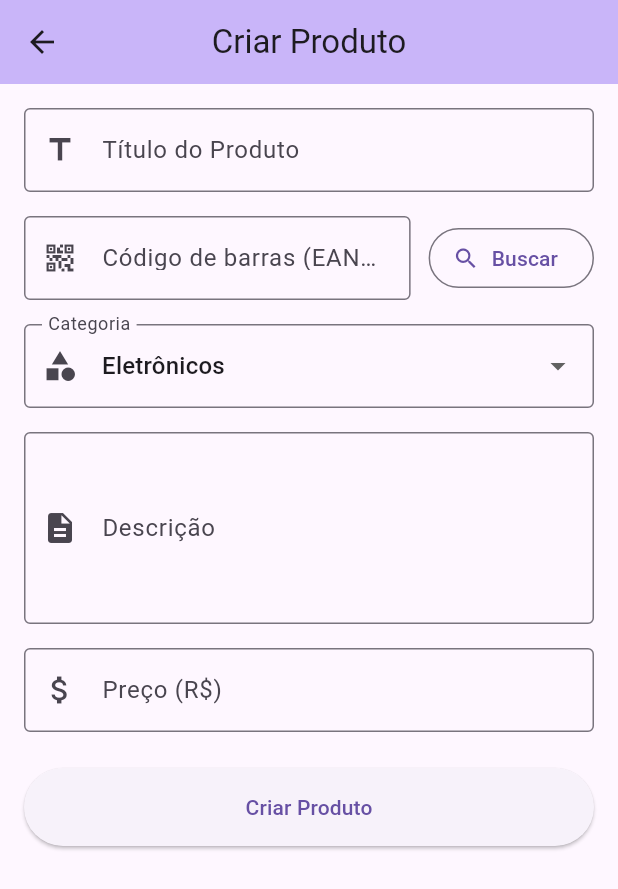
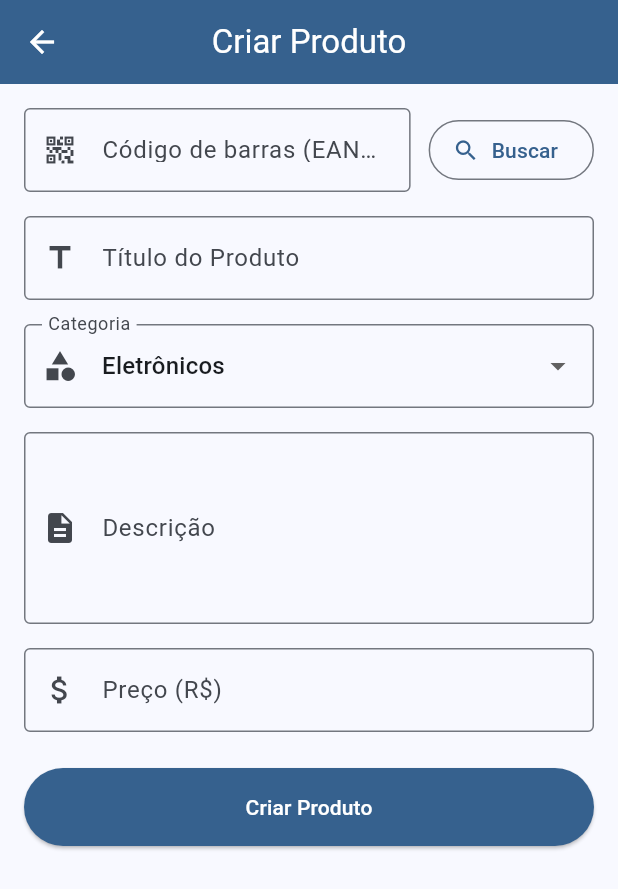
Before and after one commit to joseaugustoaquino/inventory_manager, a Flutter app: the AdsListScreen screen opened by its route, after a tap on the "add" icon, on a phone screen of 412 x 824 dp. Shown: the top 889 px of the screen. Run offline on Flutter 3.47's test engine with Material 3 defaults, Android fonts, the phone set to English and light mode, and no system bars; our stand-ins replace cloud_firestore, email_validator, firebase_auth, firebase_core; accounts and stored records are empty.

Commit message:
refactor: color feature implementation

```diff
--- a/lib/screens/about_screen.dart
+++ b/lib/screens/about_screen.dart
@@ -8,8 +8,8 @@ class AboutScreen extends StatelessWidget {
     return Scaffold(
       appBar: AppBar(
         title: const Text('Sobre'),
-        backgroundColor: Colors.blue,
-        foregroundColor: Colors.white,
+        backgroundColor: Theme.of(context).colorScheme.primary,
+        foregroundColor: Theme.of(context).colorScheme.onPrimary,
       ),
       body: SingleChildScrollView(
         padding: const EdgeInsets.all(24.0),
--- a/lib/screens/ads_list_screen.dart
+++ b/lib/screens/ads_list_screen.dart
@@ -24,8 +24,8 @@ class AdsListScreen extends StatelessWidget {
     return Scaffold(
       appBar: AppBar(
         title: const Text('Lista de Produtos'),
-        backgroundColor: Colors.blue,
-        foregroundColor: Colors.white,
+        backgroundColor: Theme.of(context).colorScheme.primary,
+        foregroundColor: Theme.of(context).colorScheme.onPrimary,
         actions: [
           IconButton(
             icon: const Icon(Icons.search),
--- a/lib/screens/create_ad_screen.dart
+++ b/lib/screens/create_ad_screen.dart
@@ -131,34 +131,29 @@ class _CreateAdScreenState extends State<CreateAdScreen> {
     return Scaffold(
       appBar: AppBar(
         title: const Text('Criar Produto'),
-        backgroundColor: Theme.of(context).colorScheme.inversePrimary,
+        backgroundColor: Theme.of(context).colorScheme.primary,
+        foregroundColor: Theme.of(context).colorScheme.onPrimary,
       ),
-      body: Padding(
+      body: SingleChildScrollView(
+        child: Center(
+          child: ConstrainedBox(
+            constraints: const BoxConstraints(maxWidth: 600),
+            child: Padding(
               padding: const EdgeInsets.all(16.0),
-        child: Form(
+              child: _body(context),
+            ),
+          ),
+        ),
+      ),
+    );
+  }
+
+  Widget _body(BuildContext context) {
+    return Form(
       key: _formKey,
-          child: SingleChildScrollView(
       child: Column(
         crossAxisAlignment: CrossAxisAlignment.stretch,
         children: [
-                TextFormField(
-                  controller: _titleController,
-                  decoration: const InputDecoration(
-                    labelText: 'Título do Produto',
-                    border: OutlineInputBorder(),
-                    prefixIcon: Icon(Icons.title),
-                  ),
-                  validator: (value) {
-                    if (value == null || value.isEmpty) {
-                      return 'Por favor, insira um título';
-                    }
-                    if (value.length < 5) {
-                      return 'Título deve ter pelo menos 5 caracteres';
-                    }
-                    return null;
-                  },
-                ),
-                const SizedBox(height: 16),
           Row(
             children: [
               Expanded(
@@ -180,6 +175,24 @@ class _CreateAdScreenState extends State<CreateAdScreen> {
                 label: const Text('Buscar'),
               ),
             ],
+          ),
+          const SizedBox(height: 16),
+          TextFormField(
+            controller: _titleController,
+            decoration: const InputDecoration(
+              labelText: 'Título do Produto',
+              border: OutlineInputBorder(),
+              prefixIcon: Icon(Icons.title),
+            ),
+            validator: (value) {
+              if (value == null || value.isEmpty) {
+                return 'Por favor, insira um título';
+              }
+              if (value.length < 5) {
+                return 'Título deve ter pelo menos 5 caracteres';
+              }
+              return null;
+            },
           ),
           const SizedBox(height: 16),
           DropdownButtonFormField<String>(
@@ -252,9 +265,6 @@ class _CreateAdScreenState extends State<CreateAdScreen> {
           ),
         ],
       ),
-          ),
-        ),
-      ),
     );
   }
 }
--- a/lib/screens/favorites_screen.dart
+++ b/lib/screens/favorites_screen.dart
@@ -27,8 +27,8 @@ class _FavoritesScreenState extends State<FavoritesScreen> {
     return Scaffold(
       appBar: AppBar(
         title: const Text('Meus Favoritos'),
-        backgroundColor: Colors.red,
-        foregroundColor: Colors.white,
+        backgroundColor: Theme.of(context).colorScheme.primary,
+        foregroundColor: Theme.of(context).colorScheme.onPrimary,
         actions: [
           StreamBuilder<QuerySnapshot<Map<String, dynamic>>>(
             stream: favsStream,
--- a/lib/screens/forgot_password_screen.dart
+++ b/lib/screens/forgot_password_screen.dart
@@ -51,9 +51,9 @@ class _ForgotPasswordScreenState extends State<ForgotPasswordScreen> {
       backgroundColor: Colors.white,
       appBar: AppBar(
         title: const Text('Recuperar Senha'),
-        backgroundColor: Colors.transparent,
         elevation: 0,
-        foregroundColor: Colors.blue,
+        backgroundColor: Theme.of(context).colorScheme.primary,
+        foregroundColor: Theme.of(context).colorScheme.onPrimary,
       ),
       body: SafeArea(
         child: SingleChildScrollView(
--- a/lib/screens/home_screen.dart
+++ b/lib/screens/home_screen.dart
@@ -77,7 +77,8 @@ class HomePage extends StatelessWidget {
     return Scaffold(
       appBar: AppBar(
         title: const Text('Início'),
-        backgroundColor: Theme.of(context).colorScheme.inversePrimary,
+        backgroundColor: Theme.of(context).colorScheme.primary,
+        foregroundColor: Theme.of(context).colorScheme.onPrimary,
         actions: [
           IconButton(
             icon: const Icon(Icons.info),
--- a/lib/screens/register_screen.dart
+++ b/lib/screens/register_screen.dart
@@ -64,9 +64,9 @@ class _RegisterScreenState extends State<RegisterScreen> {
       backgroundColor: Colors.white,
       appBar: AppBar(
         title: const Text('Cadastro'),
-        backgroundColor: Colors.transparent,
         elevation: 0,
-        foregroundColor: Colors.blue,
+        backgroundColor: Theme.of(context).colorScheme.primary,
+        foregroundColor: Theme.of(context).colorScheme.onPrimary,
       ),
       body: SingleChildScrollView(
         child: SafeArea(
--- a/lib/screens/search_screen.dart
+++ b/lib/screens/search_screen.dart
@@ -57,6 +57,8 @@ class _SearchScreenState extends State<SearchScreen> {
     return Scaffold(
       appBar: AppBar(
         title: const Text('Pesquisar Produtos'),
+        backgroundColor: Theme.of(context).colorScheme.primary,
+        foregroundColor: Theme.of(context).colorScheme.onPrimary,
         actions: [
           PopupMenuButton<SortCriteria>(
             onSelected: (value) {
--- a/lib/screens/settings_screen.dart
+++ b/lib/screens/settings_screen.dart
@@ -11,7 +11,8 @@ class SettingsScreen extends StatelessWidget {
     return Scaffold(
       appBar: AppBar(
         title: const Text('Configurações'),
-        backgroundColor: Theme.of(context).colorScheme.inversePrimary,
+        backgroundColor: Theme.of(context).colorScheme.primary,
+        foregroundColor: Theme.of(context).colorScheme.onPrimary,
       ),
       body: SingleChildScrollView(
         child: Center(
--- a/lib/screens/statistics_screen.dart
+++ b/lib/screens/statistics_screen.dart
@@ -32,6 +32,8 @@ class _StatisticsScreenState extends State<StatisticsScreen> with SingleTickerPr
     return Scaffold(
       appBar: AppBar(
         title: const Text('Estatísticas'),
+        backgroundColor: Theme.of(context).colorScheme.primary,
+        foregroundColor: Theme.of(context).colorScheme.onPrimary,
       ),
       body: LayoutBuilder(
         builder: (context, constraints) {
```
Also changed, not shown: lib/main.dart (+22 -5 lines). Lines whose indentation alone changed are shown as unchanged.
